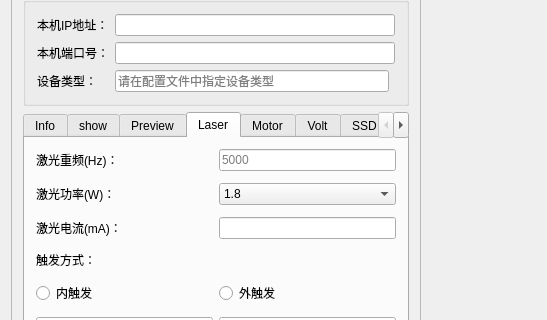
The window that ui/mainwindow.ui (kdurant/qt_study) describes before a commit, drawn with Qt 5; both pictures show x 0 to 547 and y 96 to 416 of the 1259 by 725 pixel window.
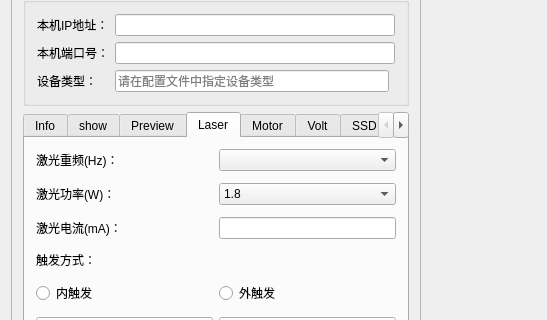
The same window after the commit. The open tabs and pages were chosen to show the change. Icons and pictures are not drawn. Custom widgets are drawn as their Qt base class.

```diff
--- a/ui/mainwindow.ui
+++ b/ui/mainwindow.ui
@@ -453,19 +453,6 @@
               </property>
              </widget>
             </item>
-            <item row="0" column="1">
-             <widget class="QLineEdit" name="lineEdit_laser_freq">
-              <property name="sizePolicy">
-               <sizepolicy hsizetype="Preferred" vsizetype="Fixed">
-                <horstretch>0</horstretch>
-                <verstretch>0</verstretch>
-               </sizepolicy>
-              </property>
-              <property name="placeholderText">
-               <string>5000</string>
-              </property>
-             </widget>
-            </item>
             <item row="5" column="0">
              <widget class="QRadioButton" name="radioButton">
               <property name="text">
@@ -560,6 +547,9 @@
               </property>
              </widget>
             </item>
+            <item row="0" column="1">
+             <widget class="QComboBox" name="comboBox_laserFreq"/>
+            </item>
            </layout>
           </widget>
           <widget class="QWidget" name="tab6">
```
Left out of the diff: 14 changed lines with no effect on the pictures.
